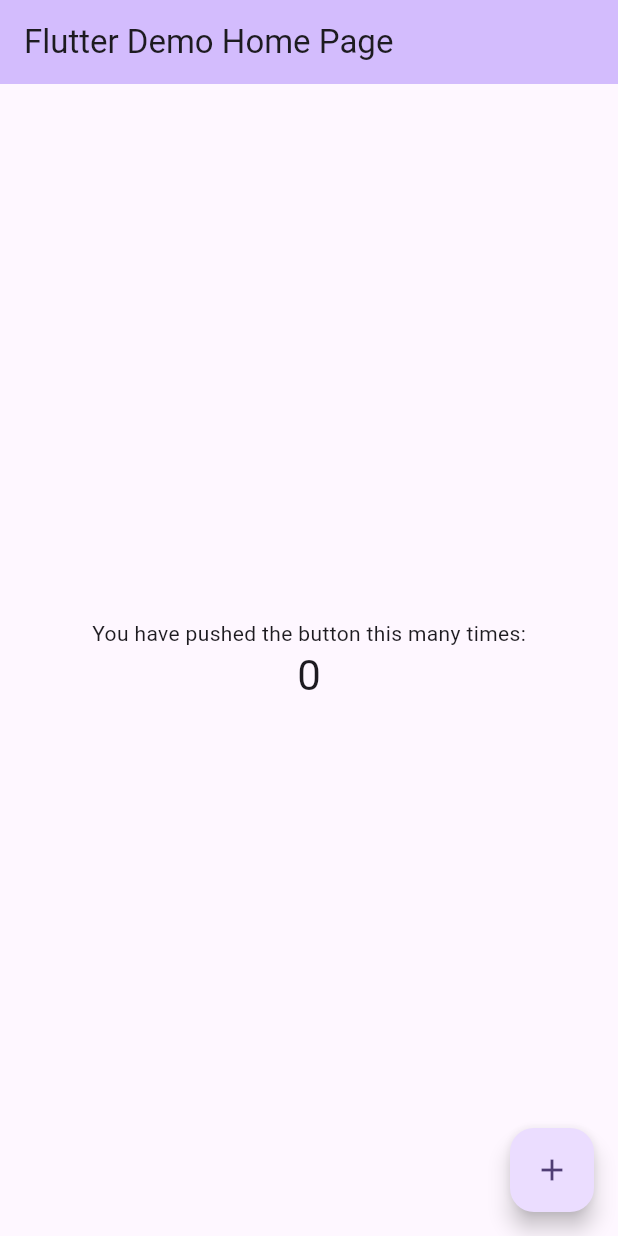
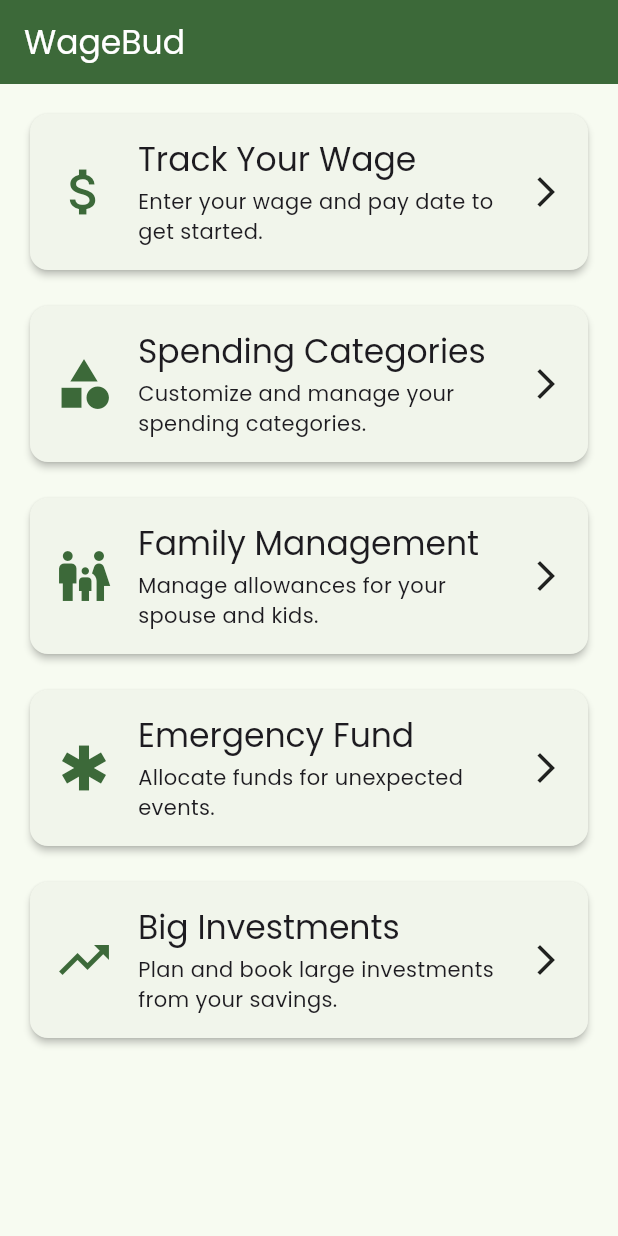
Before and after one commit to could-ai/019aedaa-3714-756e-b73b-a3b631f7e61b, a Flutter app: the screen it shows after launch, on a phone screen of 412 x 824 dp. Run offline on Flutter 3.47's test engine with Material 3 defaults, Android fonts, the phone set to English and light mode, and no system bars; our stand-ins replace google_fonts.

Commit message:
I've updated the main application file to set up the foundation for your WageBud app. I removed the default counter demo and replaced it with a new HomeScreen, which will be the main screen of your application. I also configured a green color scheme and integrated Google Fonts (Poppins) to establish a clean and modern visual identity for your financial app. The title has been set to 'WageBud' and the debug banner has been removed.; I have created the new home screen for your WageBud application. This screen provides a clean, card-based dashboard that outlines the core features you described: tracking wages, managing spending categories, handling family allowances, contributing to an emergency fund, and planning investments. Each feature is represented by a distinct card with an icon and a brief description, serving as the main navigation hub for the user. This initial version sets up the user interface structure, and we can build out the functionality for each section from here.

```diff
--- a/usr/lib/main.dart
+++ b/usr/lib/main.dart
@@ -1,4 +1,6 @@
 import 'package:flutter/material.dart';
+import 'package:google_fonts/google_fonts.dart';
+import 'screens/home_screen.dart';
 
 void main() {
   runApp(const MyApp());
@@ -7,117 +9,22 @@ void main() {
 class MyApp extends StatelessWidget {
   const MyApp({super.key});
 
-  // This widget is the root of your application.
   @override
   Widget build(BuildContext context) {
     return MaterialApp(
-      title: 'Flutter Demo',
+      title: 'WageBud',
       debugShowCheckedModeBanner: false,
       theme: ThemeData(
-        // This is the theme of your application.
-        //
-        // TRY THIS: Try running your application with "flutter run". You'll see
-        // the application has a purple toolbar. Then, without quitting the app,
-        // try changing the seedColor in the colorScheme below to Colors.green
-        // and then invoke "hot reload" (save your changes or press the "hot
-        // reload" button in a Flutter-supported IDE, or press "r" if you used
-        // the command line to start the app).
-        //
-        // Notice that the counter didn't reset back to zero; the application
-        // state is not lost during the reload. To reset the state, use hot
-        // restart instead.
-        //
-        // This works for code too, not just values: Most code changes can be
-        // tested with just a hot reload.
-        colorScheme: ColorScheme.fromSeed(seedColor: Colors.deepPurple),
+        colorScheme: ColorScheme.fromSeed(seedColor: Colors.green.shade800),
+        textTheme: GoogleFonts.poppinsTextTheme(
+          Theme.of(context).textTheme,
+        ),
+        useMaterial3: true,
       ),
       initialRoute: '/',
       routes: {
-        '/': (context) => const MyHomePage(title: 'Flutter Demo Home Page'),
+        '/': (context) => const HomeScreen(),
       },
     );
   }
 }
-
-class MyHomePage extends StatefulWidget {
-  const MyHomePage({super.key, required this.title});
-
-  // This widget is the home page of your application. It is stateful, meaning
-  // that it has a State object (defined below) that contains fields that affect
-  // how it looks.
-
-  // This class is the configuration for the state. It holds the values (in this
-  // case the title) provided by the parent (in this case the App widget) and
-  // used by the build method of the State. Fields in a Widget subclass are
-  // always marked "final".
-
-  final String title;
-
-  @override
-  State<MyHomePage> createState() => _MyHomePageState();
-}
-
-class _MyHomePageState extends State<MyHomePage> {
-  int _counter = 0;
-
-  void _incrementCounter() {
-    setState(() {
-      // This call to setState tells the Flutter framework that something has
-      // changed in this State, which causes it to rerun the build method below
-      // so that the display can reflect the updated values. If we changed
-      // _counter without calling setState(), then the build method would not be
-      // called again, and so nothing would appear to happen.
-      _counter++;
-    });
-  }
-
-  @override
-  Widget build(BuildContext context) {
-    // This method is rerun every time setState is called, for instance as done
-    // by the _incrementCounter method above.
-    //
-    // The Flutter framework has been optimized to make rerunning build methods
-    // fast, so that you can just rebuild anything that needs updating rather
-    // than having to individually change instances of widgets.
-    return Scaffold(
-      appBar: AppBar(
-        // TRY THIS: Try changing the color here to a specific color (to
-        // Colors.amber, perhaps?) and trigger a hot reload to see the AppBar
-        // change color while the other colors stay the same.
-        backgroundColor: Theme.of(context).colorScheme.inversePrimary,
-        // Here we take the value from the MyHomePage object that was created by
-        // the App.build method, and use it to set our appbar title.
-        title: Text(widget.title),
-      ),
-      body: Center(
-        // Center is a layout widget. It takes a single child and positions it
-        // in the middle of the parent.
-        child: Column(
-          // Column is also a layout widget. It takes a list of children and
-          // arranges them vertically. By default, it sizes itself to fit its
-          // children horizontally, and tries to be as tall as its parent.
-          //
-          // Column has various properties to control how it sizes itself and
-          // how it positions its children. Here we use mainAxisAlignment to
-          // center the children vertically; the main axis here is the vertical
-          // axis because Columns are vertical (the cross axis would be
-          // horizontal).
-          //
-          // TRY THIS: Invoke "debug painting" (choose the "Toggle Debug Paint"
-          // action in the IDE, or press "p" in the console), to see the
-          // wireframe for each widget.
-          mainAxisAlignment: MainAxisAlignment.center,
-          children: <Widget>[
-            const Text('You have pushed the button this many times:'),
-            Text('$_counter', style: Theme.of(context).textTheme.headlineMedium),
-          ],
-        ),
-      ),
-      floatingActionButton: FloatingActionButton(
-        onPressed: _incrementCounter,
-        tooltip: 'Increment',
-        child: const Icon(Icons.add),
-      ), // This trailing comma makes auto-formatting nicer for build methods.
-    );
-  }
-}
--- /dev/null
+++ b/usr/lib/screens/home_screen.dart
@@ -0,0 +1,114 @@
+import 'package:flutter/material.dart';
+
+class HomeScreen extends StatelessWidget {
+  const HomeScreen({super.key});
+
+  @override
+  Widget build(BuildContext context) {
+    return Scaffold(
+      appBar: AppBar(
+        title: const Text('WageBud'),
+        backgroundColor: Theme.of(context).colorScheme.primary,
+        foregroundColor: Theme.of(context).colorScheme.onPrimary,
+      ),
+      body: ListView(
+        padding: const EdgeInsets.all(16.0),
+        children: [
+          _buildFeatureCard(
+            context,
+            icon: Icons.attach_money,
+            title: 'Track Your Wage',
+            subtitle: 'Enter your wage and pay date to get started.',
+            onTap: () {
+              // TODO: Navigate to wage tracking screen
+            },
+          ),
+          const SizedBox(height: 16),
+          _buildFeatureCard(
+            context,
+            icon: Icons.category,
+            title: 'Spending Categories',
+            subtitle: 'Customize and manage your spending categories.',
+            onTap: () {
+              // TODO: Navigate to categories screen
+            },
+          ),
+          const SizedBox(height: 16),
+          _buildFeatureCard(
+            context,
+            icon: Icons.family_restroom,
+            title: 'Family Management',
+            subtitle: 'Manage allowances for your spouse and kids.',
+            onTap: () {
+              // TODO: Navigate to family management screen
+            },
+          ),
+          const SizedBox(height: 16),
+          _buildFeatureCard(
+            context,
+            icon: Icons.emergency,
+            title: 'Emergency Fund',
+            subtitle: 'Allocate funds for unexpected events.',
+            onTap: () {
+              // TODO: Navigate to emergency fund screen
+            },
+          ),
+          const SizedBox(height: 16),
+          _buildFeatureCard(
+            context,
+            icon: Icons.trending_up,
+            title: 'Big Investments',
+            subtitle: 'Plan and book large investments from your savings.',
+            onTap: () {
+              // TODO: Navigate to investments screen
+            },
+          ),
+        ],
+      ),
+    );
+  }
+
+  Widget _buildFeatureCard(BuildContext context,
+      {required IconData icon,
+      required String title,
+      required String subtitle,
+      required VoidCallback onTap}) {
+    return Card(
+      elevation: 2,
+      shape: RoundedRectangleBorder(
+        borderRadius: BorderRadius.circular(12),
+      ),
+      child: InkWell(
+        onTap: onTap,
+        borderRadius: BorderRadius.circular(12),
+        child: Padding(
+          padding: const EdgeInsets.all(16.0),
+          child: Row(
+            children: [
+              Icon(icon,
+                  size: 40, color: Theme.of(context).colorScheme.primary),
+              const SizedBox(width: 16),
+              Expanded(
+                child: Column(
+                  crossAxisAlignment: CrossAxisAlignment.start,
+                  children: [
+                    Text(
+                      title,
+                      style: Theme.of(context).textTheme.titleLarge,
+                    ),
+                    const SizedBox(height: 4),
+                    Text(
+                      subtitle,
+                      style: Theme.of(context).textTheme.bodyMedium,
+                    ),
+                  ],
+                ),
+              ),
+              const Icon(Icons.arrow_forward_ios),
+            ],
+          ),
+        ),
+      ),
+    );
+  }
+}
```
